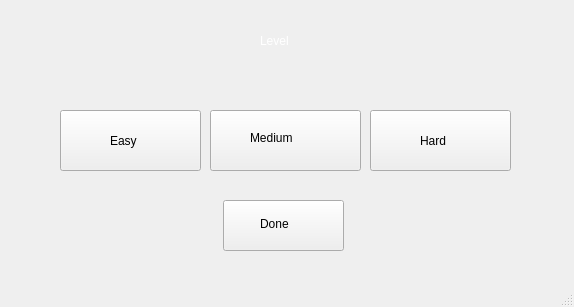
Old version of the form selectlevel.ui in the repository GY-code/Bejeweled-2021.
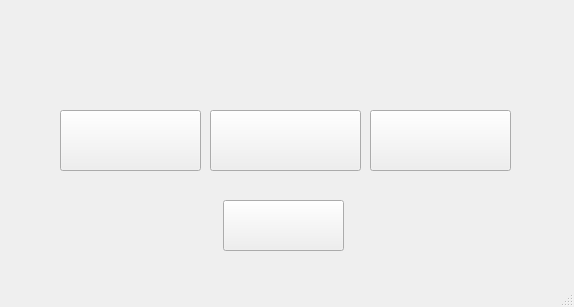
New version of the form. Icons and pictures are not drawn.

What changed in the file:
```diff
--- a/selectlevel.ui
+++ b/selectlevel.ui
@@ -46,40 +46,6 @@
      <string/>
     </property>
    </widget>
-   <widget class="QLabel" name="DoneL">
-    <property name="geometry">
-     <rect>
-      <x>260</x>
-      <y>213</y>
-      <width>101</width>
-      <height>21</height>
-     </rect>
-    </property>
-    <property name="styleSheet">
-     <string notr="true">
-font: 87 12pt &quot;Arial Black&quot;;</string>
-    </property>
-    <property name="text">
-     <string>Done</string>
-    </property>
-   </widget>
-   <widget class="QLabel" name="level2L">
-    <property name="geometry">
-     <rect>
-      <x>250</x>
-      <y>130</y>
-      <width>81</width>
-      <height>16</height>
-     </rect>
-    </property>
-    <property name="styleSheet">
-     <string notr="true">
-font: 87 12pt &quot;Arial Black&quot;;</string>
-    </property>
-    <property name="text">
-     <string>Medium</string>
-    </property>
-   </widget>
    <widget class="QPushButton" name="level3B">
     <property name="geometry">
      <rect>
@@ -112,40 +78,6 @@
      <string/>
     </property>
    </widget>
-   <widget class="QLabel" name="level3L">
-    <property name="geometry">
-     <rect>
-      <x>420</x>
-      <y>130</y>
-      <width>51</width>
-      <height>21</height>
-     </rect>
-    </property>
-    <property name="styleSheet">
-     <string notr="true">
-font: 87 12pt &quot;Arial Black&quot;;</string>
-    </property>
-    <property name="text">
-     <string>Hard</string>
-    </property>
-   </widget>
-   <widget class="QLabel" name="level1L">
-    <property name="geometry">
-     <rect>
-      <x>110</x>
-      <y>130</y>
-      <width>51</width>
-      <height>21</height>
-     </rect>
-    </property>
-    <property name="styleSheet">
-     <string notr="true">
-font: 87 12pt &quot;Arial Black&quot;;</string>
-    </property>
-    <property name="text">
-     <string>Easy</string>
-    </property>
-   </widget>
    <widget class="QLabel" name="label">
     <property name="geometry">
      <rect>
@@ -162,23 +94,6 @@
      <string/>
     </property>
    </widget>
-   <widget class="QLabel" name="label_2">
-    <property name="geometry">
-     <rect>
-      <x>260</x>
-      <y>20</y>
-      <width>91</width>
-      <height>41</height>
-     </rect>
-    </property>
-    <property name="styleSheet">
-     <string notr="true">font: 87 11pt &quot;Arial Black&quot;;
-color: rgb(255, 255, 255);</string>
-    </property>
-    <property name="text">
-     <string>Level</string>
-    </property>
-   </widget>
   </widget>
   <widget class="QMenuBar" name="menubar">
    <property name="geometry">
```
